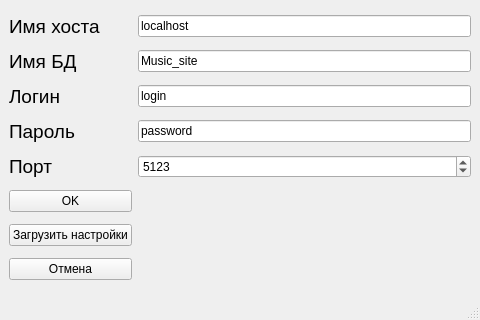
Before: the Qt Designer form mainwindow.ui in CaigCaig/2024-02-11_Task03_HW01_FormsDB, drawn with Qt 5.
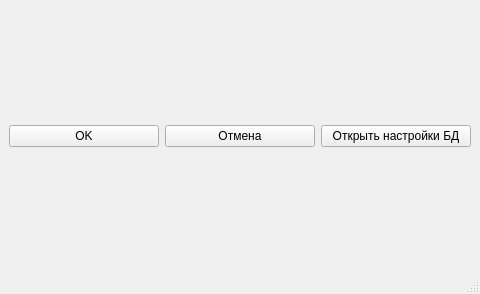
After: the same form once the commit is applied.

```diff
--- a/mainwindow.ui
+++ b/mainwindow.ui
@@ -7,13 +7,13 @@
     <x>0</x>
     <y>0</y>
     <width>480</width>
-    <height>320</height>
+    <height>294</height>
    </rect>
   </property>
   <property name="minimumSize">
    <size>
     <width>480</width>
-    <height>320</height>
+    <height>96</height>
    </size>
   </property>
   <property name="maximumSize">
@@ -26,176 +26,28 @@
    <string>MainWindow</string>
   </property>
   <widget class="QWidget" name="centralwidget">
-   <layout class="QGridLayout" name="gridLayout">
-    <item row="4" column="0">
-     <widget class="QLabel" name="lb_port">
-      <property name="maximumSize">
-       <size>
-        <width>96</width>
-        <height>32</height>
-       </size>
-      </property>
-      <property name="font">
-       <font>
-        <pointsize>14</pointsize>
-        <bold>false</bold>
-       </font>
-      </property>
-      <property name="text">
-       <string>Порт</string>
-      </property>
-     </widget>
-    </item>
-    <item row="0" column="1" colspan="2">
-     <widget class="QLineEdit" name="le_hostName">
-      <property name="text">
-       <string>localhost</string>
-      </property>
-      <property name="maxLength">
-       <number>1024</number>
-      </property>
-     </widget>
-    </item>
-    <item row="2" column="0">
-     <widget class="QLabel" name="lb_login">
-      <property name="maximumSize">
-       <size>
-        <width>96</width>
-        <height>32</height>
-       </size>
-      </property>
-      <property name="font">
-       <font>
-        <pointsize>14</pointsize>
-        <bold>false</bold>
-       </font>
-      </property>
-      <property name="text">
-       <string>Логин</string>
-      </property>
-     </widget>
-    </item>
-    <item row="0" column="0">
-     <widget class="QLabel" name="lb_hostName">
-      <property name="maximumSize">
-       <size>
-        <width>96</width>
-        <height>32</height>
-       </size>
-      </property>
-      <property name="font">
-       <font>
-        <pointsize>14</pointsize>
-        <bold>false</bold>
-       </font>
-      </property>
-      <property name="text">
-       <string>Имя хоста</string>
-      </property>
-     </widget>
-    </item>
-    <item row="1" column="0">
-     <widget class="QLabel" name="lb_DBName">
-      <property name="maximumSize">
-       <size>
-        <width>96</width>
-        <height>32</height>
-       </size>
-      </property>
-      <property name="font">
-       <font>
-        <pointsize>14</pointsize>
-        <bold>false</bold>
-       </font>
-      </property>
-      <property name="text">
-       <string>Имя БД</string>
-      </property>
-     </widget>
-    </item>
-    <item row="1" column="1" colspan="2">
-     <widget class="QLineEdit" name="le_DBName">
-      <property name="text">
-       <string>Music_site</string>
-      </property>
-      <property name="maxLength">
-       <number>256</number>
-      </property>
-     </widget>
-    </item>
-    <item row="5" column="0">
+   <layout class="QHBoxLayout" name="horizontalLayout">
+    <item>
      <widget class="QPushButton" name="pb_ok">
       <property name="text">
        <string>OK</string>
       </property>
      </widget>
     </item>
-    <item row="4" column="1" colspan="2">
-     <widget class="QSpinBox" name="sb_port">
-      <property name="minimum">
-       <number>1</number>
-      </property>
-      <property name="maximum">
-       <number>65535</number>
-      </property>
-      <property name="value">
-       <number>5123</number>
-      </property>
-     </widget>
-    </item>
-    <item row="3" column="1" colspan="2">
-     <widget class="QLineEdit" name="le_password">
-      <property name="text">
-       <string>password</string>
-      </property>
-      <property name="maxLength">
-       <number>256</number>
-      </property>
-     </widget>
-    </item>
-    <item row="2" column="1" colspan="2">
-     <widget class="QLineEdit" name="le_login">
-      <property name="text">
-       <string>login</string>
-      </property>
-      <property name="maxLength">
-       <number>256</number>
-      </property>
-     </widget>
-    </item>
-    <item row="6" column="0">
-     <widget class="QPushButton" name="pb_settings">
-      <property name="text">
-       <string>Загрузить настройки</string>
-      </property>
-     </widget>
-    </item>
-    <item row="3" column="0">
-     <widget class="QLabel" name="lb_password">
-      <property name="maximumSize">
-       <size>
-        <width>96</width>
-        <height>32</height>
-       </size>
-      </property>
-      <property name="font">
-       <font>
-        <pointsize>14</pointsize>
-        <bold>false</bold>
-       </font>
-      </property>
-      <property name="text">
-       <string>Пароль</string>
-      </property>
-     </widget>
-    </item>
-    <item row="7" column="0">
+    <item>
      <widget class="QPushButton" name="pb_cancel">
       <property name="text">
        <string>Отмена</string>
       </property>
      </widget>
     </item>
+    <item>
+     <widget class="QPushButton" name="pb_settings">
+      <property name="text">
+       <string>Открыть настройки БД</string>
+      </property>
+     </widget>
+    </item>
    </layout>
   </widget>
   <widget class="QMenuBar" name="menubar">
```
Left out of the diff: 10 changed lines with no effect on the pictures.
